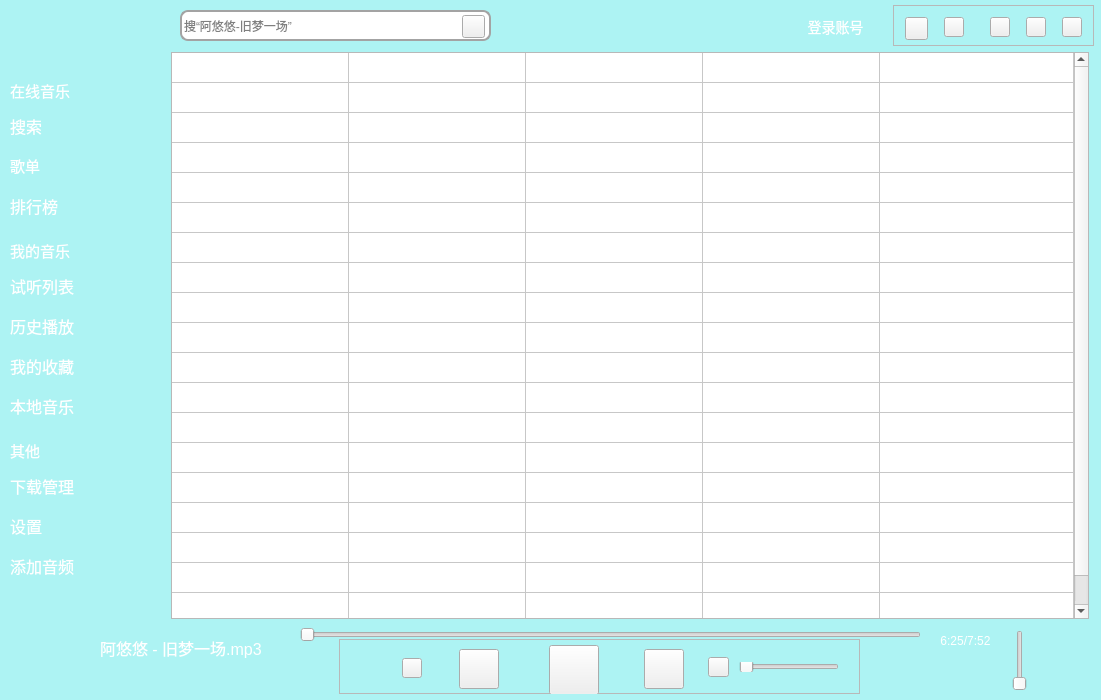
The window that mainwindow.ui (HuaGouFdog/FdogMusicPlayer) describes before a commit, drawn with Qt 5.
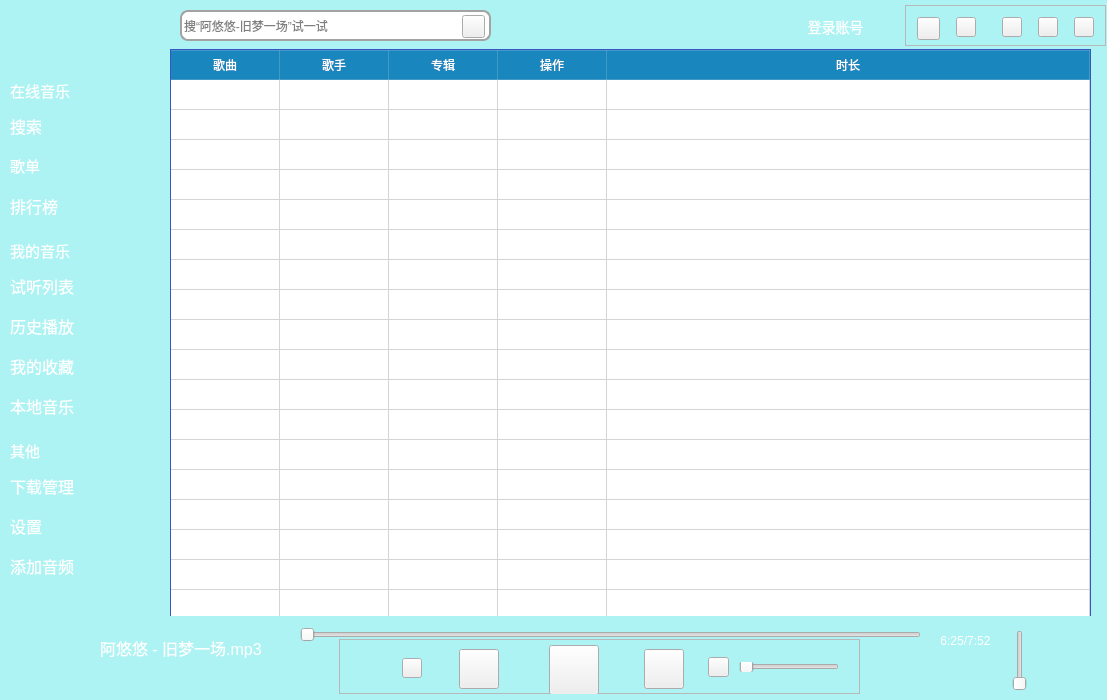
The same window after the commit. The open tabs and pages were chosen to show the change. Icons and pictures are not drawn.

```diff
--- a/mainwindow.ui
+++ b/mainwindow.ui
@@ -6,7 +6,7 @@
    <rect>
     <x>0</x>
     <y>0</y>
-    <width>1101</width>
+    <width>1107</width>
     <height>700</height>
    </rect>
   </property>
@@ -27,7 +27,7 @@
    <widget class="QFrame" name="frame_4">
     <property name="geometry">
      <rect>
-      <x>893</x>
+      <x>905</x>
       <y>5</y>
       <width>201</width>
       <height>41</height>
@@ -256,7 +256,7 @@
      <rect>
       <x>0</x>
       <y>0</y>
-      <width>1101</width>
+      <width>1111</width>
       <height>51</height>
      </rect>
     </property>
@@ -272,7 +272,7 @@
      <rect>
       <x>-1</x>
       <y>51</y>
-      <width>1102</width>
+      <width>1111</width>
       <height>651</height>
      </rect>
     </property>
@@ -586,8 +586,14 @@
 border-style:solid ;
 border-color:rgb(163, 163, 163);</string>
     </property>
+    <property name="inputMask">
+     <string/>
+    </property>
+    <property name="text">
+     <string/>
+    </property>
     <property name="placeholderText">
-     <string>搜“阿悠悠-旧梦一场”</string>
+     <string>搜“阿悠悠-旧梦一场”试一试</string>
     </property>
    </widget>
    <widget class="QPushButton" name="pushButton_7">
@@ -1183,9 +1189,12 @@
       <x>170</x>
       <y>49</y>
       <width>921</width>
-      <height>571</height>
+      <height>567</height>
      </rect>
     </property>
+    <property name="styleSheet">
+     <string notr="true">background-color: rgba(255, 255, 255, 0);</string>
+    </property>
     <property name="currentIndex">
      <number>3</number>
     </property>
@@ -1315,26 +1324,65 @@
      <widget class="QTableWidget" name="tableWidget">
       <property name="geometry">
        <rect>
-        <x>1</x>
-        <y>3</y>
-        <width>918</width>
-        <height>567</height>
+        <x>0</x>
+        <y>0</y>
+        <width>921</width>
+        <height>581</height>
        </rect>
       </property>
+      <property name="font">
+       <font>
+        <weight>75</weight>
+        <bold>true</bold>
+       </font>
+      </property>
       <property name="contextMenuPolicy">
        <enum>Qt::DefaultContextMenu</enum>
       </property>
+      <property name="styleSheet">
+       <string notr="true">QTableWidget{
+background-color: rgb(116, 116, 116);
+background:rgba(255, 255, 255, 255);
+border:1px solid rgb(53, 86, 195);
+
+}
+
+/*底面*/
+QTableWidget::item:selected{
+background-color: rgb(116, 116, 116);
+background: rgba(229, 229, 229,200);
+
+}
+/*选中*/
+
+
+
+QHeaderView::section{
+text-align:center;
+background-color: rgb(25, 134, 189);
+padding:3px;
+margin:0px;
+color: rgb(255, 255, 255);
+border:1px solid rgba(229, 229, 229,50);
+border-left-width:0;
+}
+/*表头*/
+</string>
+      </property>
       <property name="frameShadow">
        <enum>QFrame::Plain</enum>
       </property>
       <property name="lineWidth">
        <number>1</number>
       </property>
+      <property name="rowCount">
+       <number>18</number>
+      </property>
       <attribute name="horizontalHeaderVisible">
-       <bool>false</bool>
+       <bool>true</bool>
       </attribute>
       <attribute name="horizontalHeaderDefaultSectionSize">
-       <number>177</number>
+       <number>109</number>
       </attribute>
       <attribute name="horizontalHeaderHighlightSections">
        <bool>false</bool>
@@ -1426,26 +1474,9 @@
         <string>新建行</string>
        </property>
       </row>
-      <row>
-       <property name="text">
-        <string>新建行</string>
-       </property>
-      </row>
-      <row>
-       <property name="text">
-        <string>新建行</string>
-       </property>
-      </row>
-      <row>
-       <property name="text">
-        <string>新建行</string>
-       </property>
-      </row>
-      <row>
-       <property name="text">
-        <string>新建行</string>
-       </property>
-      </row>
+      <row/>
+      <row/>
+      <row/>
       <column>
        <property name="text">
         <string>歌曲</string>
```
Left out of the diff: 46 changed lines with no effect on the pictures.
